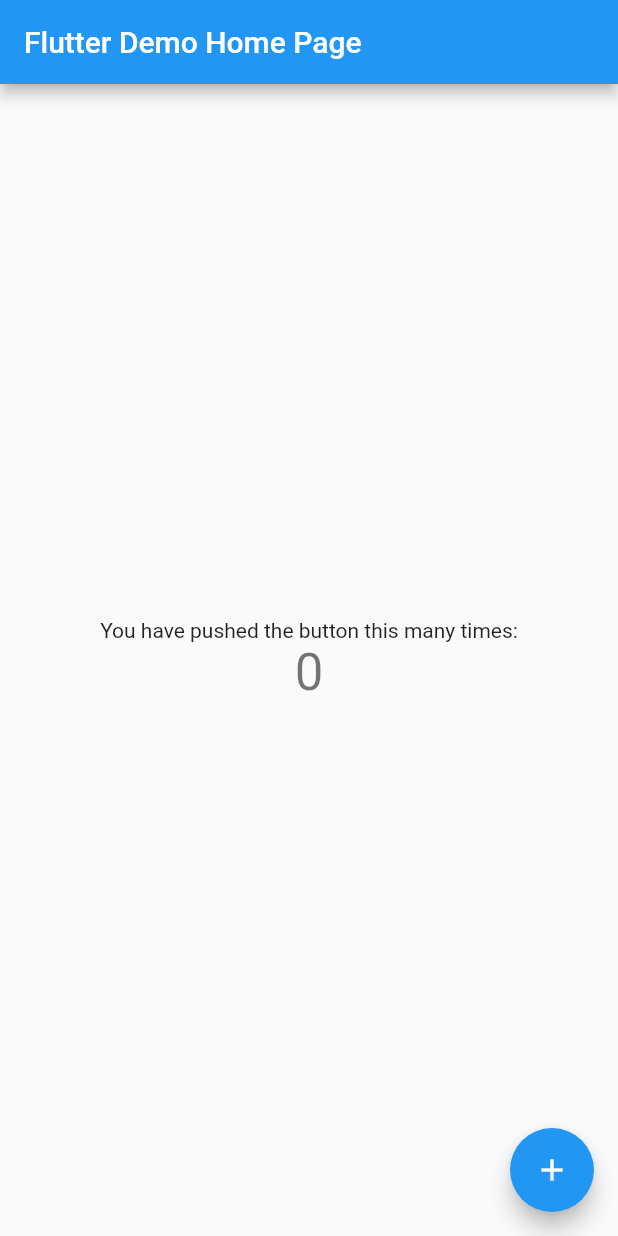
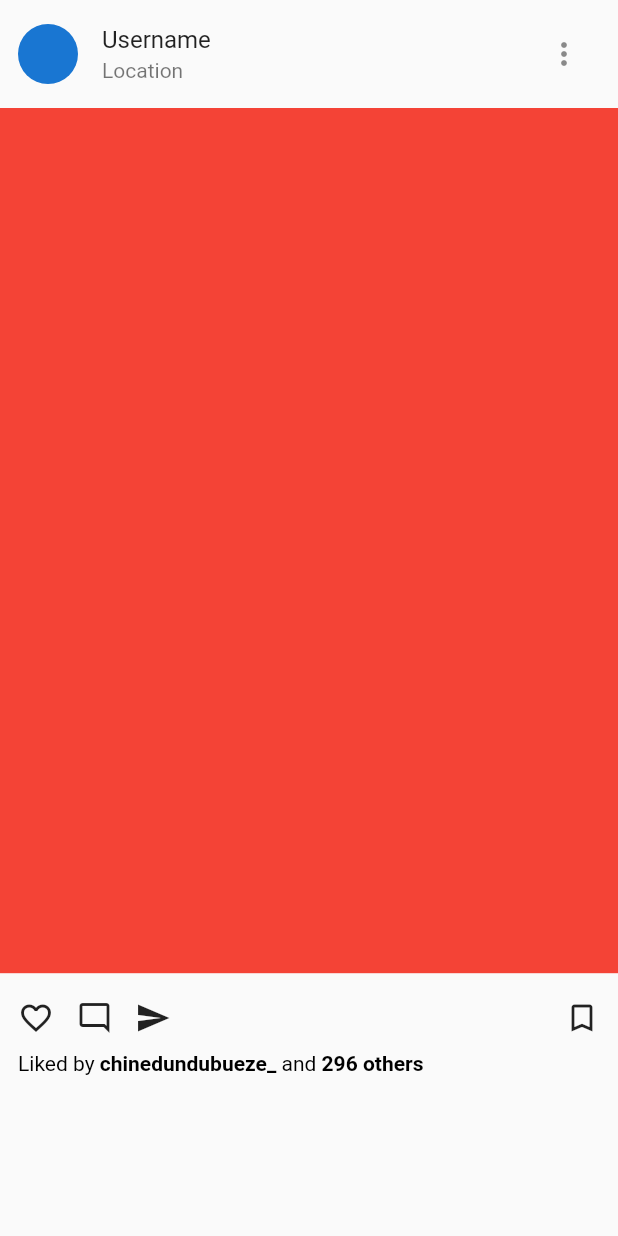
Before and after one commit to Dolappo/Instagram_clone, a Flutter app: the screen it shows after launch, on a phone screen of 412 x 824 dp. Run offline on Flutter 3.47's test engine with Material 2 defaults, Android fonts, the phone set to English and light mode, and no system bars; our stand-ins replace gap.

Commit message:
Created the post card on the home screen

```diff
--- a/lib/main.dart
+++ b/lib/main.dart
@@ -1,4 +1,5 @@
 import 'package:flutter/material.dart';
+import 'package:instagram_clone/ui/screens/home_screen.dart';
 
 void main() {
   runApp(const MyApp());
@@ -12,94 +13,9 @@
     return MaterialApp(
       title: 'Flutter Demo',
       theme: ThemeData(
-        // This is the theme of your application.
-        //
-        // Try running your application with "flutter run". You'll see the
-        // application has a blue toolbar. Then, without quitting the app, try
-        // changing the primarySwatch below to Colors.green and then invoke
-        // "hot reload" (press "r" in the console where you ran "flutter run",
-        // or simply save your changes to "hot reload" in a Flutter IDE).
-        // Notice that the counter didn't reset back to zero; the application
-        // is not restarted.
         primarySwatch: Colors.blue,
       ),
-      home: const MyHomePage(title: 'Flutter Demo Home Page'),
+      home: HomeScreen(),
     );
   }
 }
-
-class MyHomePage extends StatefulWidget {
-  const MyHomePage({super.key, required this.title});
-
-  final String title;
-
-  @override
-  State<MyHomePage> createState() => _MyHomePageState();
-}
-
-class _MyHomePageState extends State<MyHomePage> {
-  int _counter = 0;
-
-  void _incrementCounter() {
-    setState(() {
-      // This call to setState tells the Flutter framework that something has
-      // changed in this State, which causes it to rerun the build method below
-      // so that the display can reflect the updated values. If we changed
-      // _counter without calling setState(), then the build method would not be
-      // called again, and so nothing would appear to happen.
-      _counter++;
-    });
-  }
-
-  @override
-  Widget build(BuildContext context) {
-    // This method is rerun every time setState is called, for instance as done
-    // by the _incrementCounter method above.
-    //
-    // The Flutter framework has been optimized to make rerunning build methods
-    // fast, so that you can just rebuild anything that needs updating rather
-    // than having to individually change instances of widgets.
-    return Scaffold(
-      appBar: AppBar(
-        // Here we take the value from the MyHomePage object that was created by
-        // the App.build method, and use it to set our appbar title.
-        title: Text(widget.title),
-      ),
-      body: Center(
-        // Center is a layout widget. It takes a single child and positions it
-        // in the middle of the parent.
-        child: Column(
-          // Column is also a layout widget. It takes a list of children and
-          // arranges them vertically. By default, it sizes itself to fit its
-          // children horizontally, and tries to be as tall as its parent.
-          //
-          // Invoke "debug painting" (press "p" in the console, choose the
-          // "Toggle Debug Paint" action from the Flutter Inspector in Android
-          // Studio, or the "Toggle Debug Paint" command in Visual Studio Code)
-          // to see the wireframe for each widget.
-          //
-          // Column has various properties to control how it sizes itself and
-          // how it positions its children. Here we use mainAxisAlignment to
-          // center the children vertically; the main axis here is the vertical
-          // axis because Columns are vertical (the cross axis would be
-          // horizontal).
-          mainAxisAlignment: MainAxisAlignment.center,
-          children: <Widget>[
-            const Text(
-              'You have pushed the button this many times:',
-            ),
-            Text(
-              '$_counter',
-              style: Theme.of(context).textTheme.headlineMedium,
-            ),
-          ],
-        ),
-      ),
-      floatingActionButton: FloatingActionButton(
-        onPressed: _incrementCounter,
-        tooltip: 'Increment',
-        child: const Icon(Icons.add),
-      ), // This trailing comma makes auto-formatting nicer for build methods.
-    );
-  }
-}
--- /dev/null
+++ b/lib/ui/screens/home_screen.dart
@@ -0,0 +1,15 @@
+import 'package:flutter/material.dart';
+import 'package:instagram_clone/ui/widgets/post_card.dart';
+
+class HomeScreen extends StatelessWidget {
+  const HomeScreen({Key? key}) : super(key: key);
+
+  @override
+  Widget build(BuildContext context) {
+    return Scaffold(
+      body: Column(
+        children: [PostCard()],
+      ),
+    );
+  }
+}
--- /dev/null
+++ b/lib/ui/widgets/post_card.dart
@@ -0,0 +1,74 @@
+import 'package:flutter/material.dart';
+import 'package:gap/gap.dart';
+
+class PostCard extends StatelessWidget {
+  const PostCard({Key? key}) : super(key: key);
+
+  @override
+  Widget build(BuildContext context) {
+    return Column(
+      crossAxisAlignment: CrossAxisAlignment.stretch,
+      children: [
+        ListTile(
+          contentPadding: EdgeInsets.symmetric(horizontal: 12),
+          leading: CircleAvatar(),
+          title: Text("Username"),
+          subtitle: Text("Location"),
+          trailing: IconButton(
+            onPressed: () {},
+            icon: Icon(Icons.more_vert),
+          ),
+        ),
+        Container(
+          height: MediaQuery.of(context).size.height * 0.7,
+          width: double.infinity,
+          color: Colors.red,
+        ),
+        Gap(8),
+        Padding(
+          padding: EdgeInsets.symmetric(horizontal: 12, vertical: 10),
+          child: Column(
+            crossAxisAlignment: CrossAxisAlignment.stretch,
+            children: [
+              Row(
+                mainAxisAlignment: MainAxisAlignment.spaceBetween,
+                children: [
+                  SizedBox(
+                    width: 180,
+                    child: Row(
+                      children: [
+                        Icon(Icons.favorite_border),
+                        Gap(15),
+                        Icon(Icons.mode_comment_outlined),
+                        Gap(15),
+                        Icon(Icons.send),
+                      ],
+                    ),
+                  ),
+                  Icon(Icons.bookmark_border),
+                ],
+              ),
+              Gap(10),
+              RichText(
+                  text: TextSpan(
+                      text: "Liked by ",
+                      style: TextStyle(color: Colors.black),
+                      children: [
+                    TextSpan(
+                        text: "chinedundubueze_ ",
+                        style: TextStyle(
+                            color: Colors.black, fontWeight: FontWeight.w600)),
+                    TextSpan(
+                        text: "and ", style: TextStyle(color: Colors.black)),
+                    TextSpan(
+                        text: "296 others",
+                        style: TextStyle(
+                            color: Colors.black, fontWeight: FontWeight.w600))
+                  ]))
+            ],
+          ),
+        ),
+      ],
+    );
+  }
+}
--- a/pubspec.yaml
+++ b/pubspec.yaml
@@ -35,6 +35,8 @@
   # The following adds the Cupertino Icons font to your application.
   # Use with the CupertinoIcons class for iOS style icons.
   cupertino_icons: ^1.0.2
+  flutter_hooks: ^0.18.6
+  gap: ^2.0.1
 
 dev_dependencies:
   flutter_test:
@@ -59,8 +61,8 @@
   uses-material-design: true
 
   # To add assets to your application, add an assets section, like this:
-  # assets:
-  #   - images/a_dot_burr.jpeg
+  assets:
+    - assets/
   #   - images/a_dot_ham.jpeg
 
   # An image asset can refer to one or more resolution-specific "variants", see
```
Also changed, not shown: assets/image.png (added), pubspec.lock.
